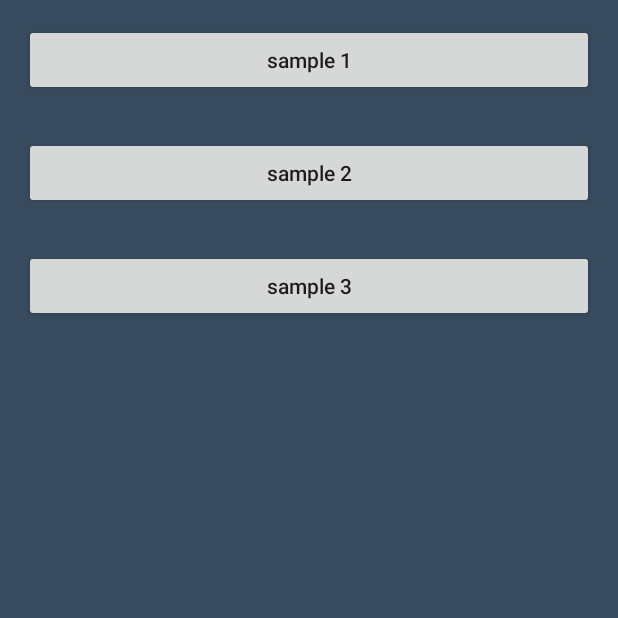
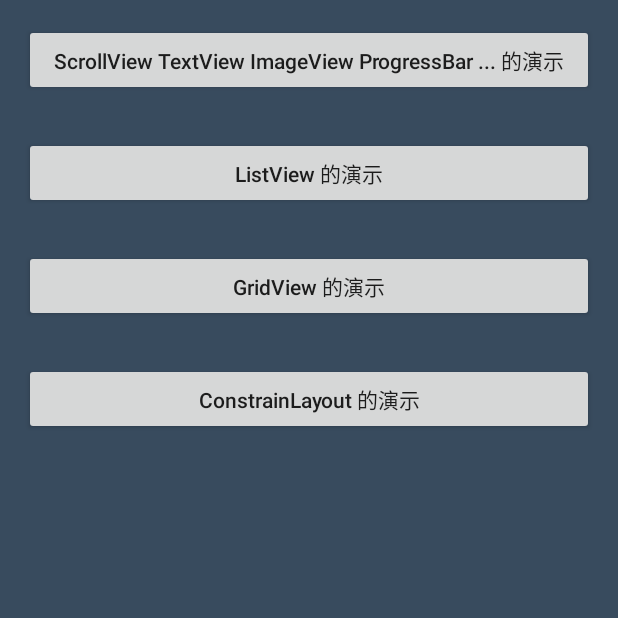
Before and after one commit to liangxichao/UIAdapter, an Android app: the screen it shows after launch (MainActivity), on a phone screen of 412 x 824 dp, the top half of it. Run offline under Robolectric (Android 15) with nearby library versions, the phone set to English and light mode, and no system bars.

Commit message:
拓展约束布局

```diff
--- a/ui/src/main/AndroidManifest.xml
+++ b/ui/src/main/AndroidManifest.xml
@@ -20,6 +20,7 @@
         <activity android:name=".SampleAct_1"/>
         <activity android:name=".SampleAct_2"/>
         <activity android:name=".SampleAct_3"/>
+        <activity android:name=".SampleAct_4"/>
     </application>
 
 </manifest>
--- a/ui/src/main/java/xc/ui/BaseActivity.java
+++ b/ui/src/main/java/xc/ui/BaseActivity.java
@@ -13,6 +13,6 @@ public abstract class BaseActivity extends Activity {
     protected void onCreate(@Nullable Bundle savedInstanceState) {
         super.onCreate(savedInstanceState);
         // 该句代码会多次调用，但只会执行一次
-        TDLayoutMgr.init(this);
+        LayoutMgr.init(this);
     }
 }
--- a/ui/src/main/java/xc/ui/TDLayoutMgr.java
+++ b/ui/src/main/java/xc/ui/LayoutMgr.java
@@ -12,7 +12,7 @@ import xc.ui.views.UIParams;
  * @author lxc
  * time at 2016/11/11
  */
-public class TDLayoutMgr {
+public class LayoutMgr {
 
     /**
      * 当前的 UI 是基于 1334*750 尺寸设计的， 以下的一些默认值可自定义
@@ -35,10 +35,10 @@ public class TDLayoutMgr {
 
     public static boolean isPad;
 
-    private TDLayoutMgr() {}
+    private LayoutMgr() {}
 
     public static void init(Context context) {
-        if (TDLayoutMgr.screenW > 0)
+        if (LayoutMgr.screenW > 0)
             return;
 
         screenW = ScreenUtils.getScreenWidth(context);
--- a/ui/src/main/java/xc/ui/MainActivity.java
+++ b/ui/src/main/java/xc/ui/MainActivity.java
@@ -4,6 +4,7 @@ import android.app.Activity;
 import android.content.Intent;
 import android.os.Bundle;
 import android.support.annotation.Nullable;
+import android.support.constraint.ConstraintLayout;
 import android.view.View;
 
 import xc.ui.BaseActivity;
@@ -30,4 +31,8 @@ public class MainActivity extends BaseActivity {
     public void onSample3(View view) {
         startActivity(new Intent(this, SampleAct_3.class));
     }
+
+    public void onSample4(View view) {
+        startActivity(new Intent(this, SampleAct_4.class));
+    }
 }
--- a/ui/src/main/java/xc/ui/SampleAct_3.java
+++ b/ui/src/main/java/xc/ui/SampleAct_3.java
@@ -22,8 +22,10 @@ public class SampleAct_3 extends BaseActivity {
 
         GridView gridView = findViewById(R.id.gridView);
         gridView.setAdapter(new MyAdapter());
-        // gridView.setHorizontalSpacing((int) TDLayoutMgr.getActualPX(30));
-        // gridView.setVerticalSpacing((int) TDLayoutMgr.getActualPX(30));
+
+        // 这是手动动态设置
+        // gridView.setHorizontalSpacing((int) LayoutMgr.getActualPX(30));
+        // gridView.setVerticalSpacing((int) LayoutMgr.getActualPX(30));
     }
 
     class MyAdapter extends BaseAdapter {
--- a/ui/src/main/java/xc/ui/ScreenUtils.java
+++ b/ui/src/main/java/xc/ui/ScreenUtils.java
@@ -169,6 +169,6 @@ public class ScreenUtils {
 		} catch (Exception e) {
 			e.printStackTrace();
 		}
-		return dpi == 0 ? TDLayoutMgr.screenH : dpi;
+		return dpi == 0 ? LayoutMgr.screenH : dpi;
 	}
 }
--- a/ui/src/main/java/xc/ui/views/UIParams.java
+++ b/ui/src/main/java/xc/ui/views/UIParams.java
@@ -12,7 +12,7 @@ import android.widget.ListView;
 import android.widget.TextView;
 
 import xc.ui.R;
-import xc.ui.TDLayoutMgr;
+import xc.ui.LayoutMgr;
 
 /**
  * 自定义布局参数
@@ -23,7 +23,7 @@ import xc.ui.TDLayoutMgr;
  * time at 2016/11/11
  */
 public class UIParams {
-    /** 此默认值必须为负数  {@link TDLayoutMgr#getActualPX(float)} 方法的实现决定的 */
+    /** 此默认值必须为负数  {@link LayoutMgr#getActualPX(float)} 方法的实现决定的 */
     public static final float UI_DEFAULT_PARAM = Integer.MIN_VALUE;
 
     public float width, height;
@@ -111,12 +111,12 @@ public class UIParams {
     public boolean enablePadPaddingLeft, enablePadPaddingRight;
 
     public void setViewPadding(View target, float left, float right, float top, float bottom) {
-        left = (int) TDLayoutMgr.getActualPX(left);
-        right = (int) TDLayoutMgr.getActualPX(right);
-        top = (int) TDLayoutMgr.getActualPX(top);
-        bottom = (int) TDLayoutMgr.getActualPX(bottom);
+        left = (int) LayoutMgr.getActualPX(left);
+        right = (int) LayoutMgr.getActualPX(right);
+        top = (int) LayoutMgr.getActualPX(top);
+        bottom = (int) LayoutMgr.getActualPX(bottom);
 
-        int p = (TDLayoutMgr.screenW - TDLayoutMgr.referWidth) / 2;
+        int p = (LayoutMgr.screenW - LayoutMgr.referWidth) / 2;
         if (p < 0) {
             p = 0;
         }
@@ -155,27 +155,27 @@ public class UIParams {
                                                float left, float right,
                                                float top, float bottom) {
 
-        int p = (TDLayoutMgr.screenW - TDLayoutMgr.referWidth) / 2;
+        int p = (LayoutMgr.screenW - LayoutMgr.referWidth) / 2;
         if (p < 0) {
             p = 0;
         }
 
         if (width >= 0) {
-            temp.width = (int) TDLayoutMgr.getActualPX(width);
+            temp.width = (int) LayoutMgr.getActualPX(width);
         }
 
         if (height >= 0) {
-            temp.height = (int) TDLayoutMgr.getActualPX(height);
+            temp.height = (int) LayoutMgr.getActualPX(height);
         }
 
         if (temp instanceof ViewGroup.MarginLayoutParams) {
 
             ViewGroup.MarginLayoutParams lp = (ViewGroup.MarginLayoutParams) temp;
 
-            left = (int) TDLayoutMgr.getActualPX(left);
-            right = (int) TDLayoutMgr.getActualPX(right);
-            top = (int) TDLayoutMgr.getActualPX(top);
-            bottom = (int) TDLayoutMgr.getActualPX(bottom);
+            left = (int) LayoutMgr.getActualPX(left);
+            right = (int) LayoutMgr.getActualPX(right);
+            top = (int) LayoutMgr.getActualPX(top);
+            bottom = (int) LayoutMgr.getActualPX(bottom);
 
             if (left != UIParams.UI_DEFAULT_PARAM) {
                 lp.leftMargin = (int) left;
@@ -213,18 +213,18 @@ public class UIParams {
             setViewPadding(view, pLeft, pRight, pTop, pBottom);
 
             if (minHeight != UI_DEFAULT_PARAM) {
-                view.setMinimumHeight((int) TDLayoutMgr.getActualPX(minHeight));
+                view.setMinimumHeight((int) LayoutMgr.getActualPX(minHeight));
             }
 
             if (minWidth != UI_DEFAULT_PARAM) {
-                view.setMinimumWidth((int) TDLayoutMgr.getActualPX(minWidth));
+                view.setMinimumWidth((int) LayoutMgr.getActualPX(minWidth));
             }
 
             if (view instanceof TextView) {
                 TextView textView = (TextView) view;
 
-                int right = (int) TDLayoutMgr.getActualPX(drawableWidth);
-                int bottom = (int) TDLayoutMgr.getActualPX(drawableHeight);
+                int right = (int) LayoutMgr.getActualPX(drawableWidth);
+                int bottom = (int) LayoutMgr.getActualPX(drawableHeight);
 
                 if (right > 0 && bottom > 0) {
                     Drawable[] ds = textView.getCompoundDrawables();
@@ -252,25 +252,25 @@ public class UIParams {
                 }
 
                 if (drawablePadding >= 0) {
-                    textView.setCompoundDrawablePadding((int) TDLayoutMgr.getActualPX(drawablePadding));
+                    textView.setCompoundDrawablePadding((int) LayoutMgr.getActualPX(drawablePadding));
                 }
 
                 if (textSize != UI_DEFAULT_PARAM) {
-                    textView.setTextSize(TypedValue.COMPLEX_UNIT_PX, TDLayoutMgr.getActualPX(textSize));
+                    textView.setTextSize(TypedValue.COMPLEX_UNIT_PX, LayoutMgr.getActualPX(textSize));
                 }
 
                 if (lineSpacing != UI_DEFAULT_PARAM) {
-                    textView.setLineSpacing(TDLayoutMgr.getActualPX(lineSpacing), 1f);
+                    textView.setLineSpacing(LayoutMgr.getActualPX(lineSpacing), 1f);
                 }
             }
 
             if (view instanceof ListView) {
-                ((ListView)view).setDividerHeight((int) TDLayoutMgr.getActualPX(dividerHeight));
+                ((ListView)view).setDividerHeight((int) LayoutMgr.getActualPX(dividerHeight));
             }
 
             if (view instanceof GridView) {
-                ((GridView)view).setHorizontalSpacing((int) TDLayoutMgr.getActualPX(horizontalSpacing));
-                ((GridView)view).setVerticalSpacing((int) TDLayoutMgr.getActualPX(verticalSpacing));
+                ((GridView)view).setHorizontalSpacing((int) LayoutMgr.getActualPX(horizontalSpacing));
+                ((GridView)view).setVerticalSpacing((int) LayoutMgr.getActualPX(verticalSpacing));
             }
 
             return params;
--- a/ui/src/main/res/layout/activity_main.xml
+++ b/ui/src/main/res/layout/activity_main.xml
@@ -5,32 +5,36 @@
     android:layout_width="match_parent"
     android:layout_height="match_parent"
     android:orientation="vertical"
-    tools:context=".MainActivity"
     app:ui_enablePadPaddingLeft="true"
     app:ui_enablePadPaddingRight="true"
-    app:ui_padding="30">
+    app:ui_padding="30"
+    tools:context=".MainActivity">
 
     <xc.ui.views.UIButton
-        android:onClick="onSample"
-        android:text="sample 1"
         android:layout_width="match_parent"
         android:layout_height="wrap_content"
-        />
+        android:onClick="onSample"
+        android:text="ScrollView TextView ImageView ProgressBar ... 的演示" />
 
     <xc.ui.views.UIButton
-        app:ui_marginTop="50"
-        android:onClick="onSample2"
-        android:text="sample 2"
         android:layout_width="match_parent"
         android:layout_height="wrap_content"
-        />
+        android:onClick="onSample2"
+        android:text="ListView 的演示"
+        app:ui_marginTop="50" />
 
     <xc.ui.views.UIButton
-        app:ui_marginTop="50"
-        android:onClick="onSample3"
-        android:text="sample 3"
         android:layout_width="match_parent"
         android:layout_height="wrap_content"
-        />
+        android:onClick="onSample3"
+        android:text="GridView 的演示"
+        app:ui_marginTop="50" />
+
+    <xc.ui.views.UIButton
+        android:layout_width="match_parent"
+        android:layout_height="wrap_content"
+        android:onClick="onSample4"
+        android:text="ConstrainLayout 的演示"
+        app:ui_marginTop="50" />
 
 </xc.ui.views.UILinearLayout>
--- a/ui/src/main/res/values/attr_ui.xml
+++ b/ui/src/main/res/values/attr_ui.xml
@@ -23,6 +23,7 @@
         <attr name="ui_drawableWidth" format="float" />
         <attr name="ui_drawableHeight" format="float" />
 
+        <!-- 用于平板 16:9手机屏幕比例的适配 -->
         <attr name="ui_enablePadMarginLeft" format="boolean"/>
         <attr name="ui_enablePadMarginRight" format="boolean"/>
 
```
Also changed, not shown: ui/build.gradle (+3 -5 lines), ui/src/main/java/xc/ui/SampleAct_4.java (added, +12 -0 lines), ui/src/main/java/xc/ui/views/UIConstraintLayout.java (added, +24 -0 lines), ui/src/main/res/layout/activity_sample_1.xml (+23 -24 lines), ui/src/main/res/layout/activity_sample_2.xml (+7 -7 lines), ui/src/main/res/layout/activity_sample_3.xml (+8 -8 lines), ui/src/main/res/layout/activity_sample_4.xml (added, +8 -0 lines), ui/src/main/res/layout/dialog_class_upload.xml (+9 -9 lines), 2 other files.
